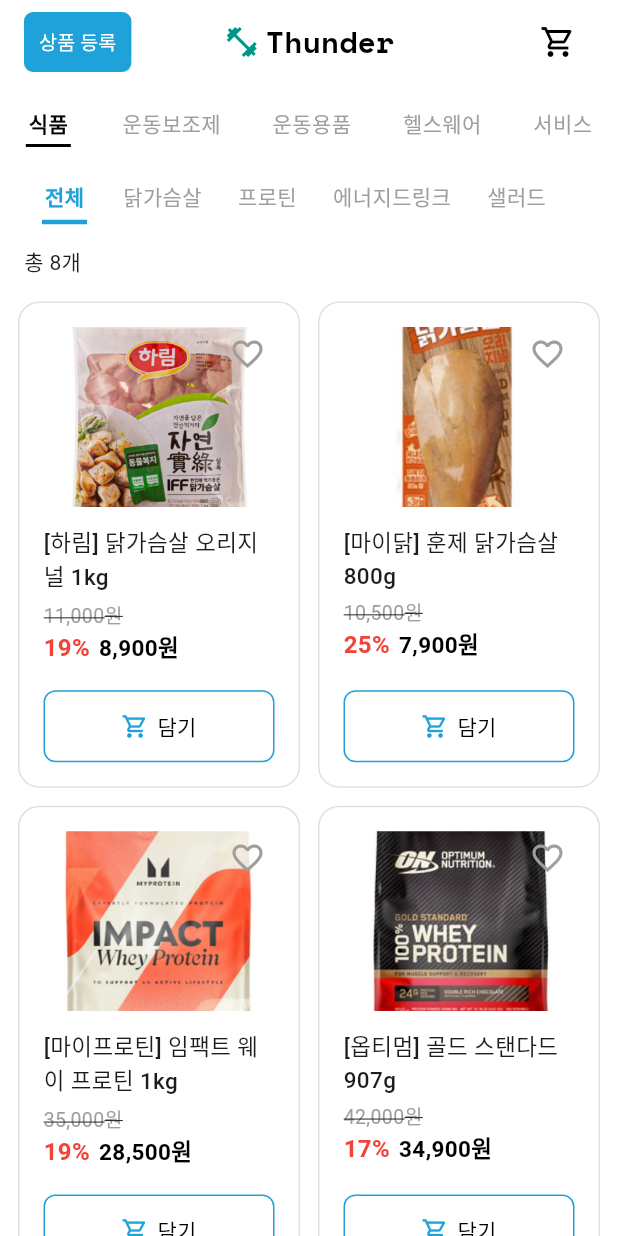
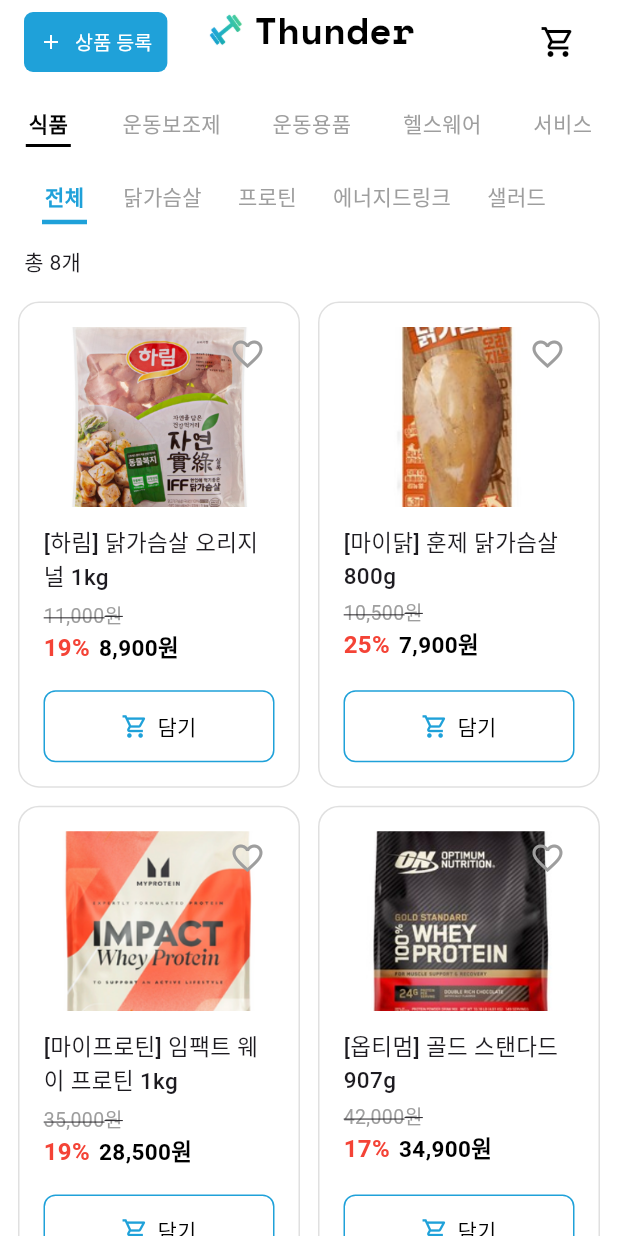
Before and after one commit to YesunPark/thunder_shop, a Flutter app: the screen it shows after launch, on a phone screen of 412 x 824 dp. Run offline on Flutter 3.47's test engine with Material 3 defaults, Android fonts, the phone set to English and light mode, and no system bars; our stand-ins replace image_picker; missing offline and left inert: video_thumbnail.

Commit message:
Feat: 로고 수정

```diff
--- a/lib/product_list/product_list_page.dart
+++ b/lib/product_list/product_list_page.dart
@@ -759,18 +759,22 @@
         backgroundColor: Colors.white,
         elevation: 0,
         title: Stack(
+          children: [
+            // 중앙 정렬된 Thunder 로고
+            Align(
               alignment: Alignment.center,
+              child: Row(
+                mainAxisSize: MainAxisSize.min,
                 children: [
-            // 중앙에 Thunder 로고
-            Row(
-              mainAxisSize: MainAxisSize.min,
-              children: const [
-                Icon(Icons.fitness_center, color: Colors.teal),
+                  Image.asset(
+                    'assets/logo_img.png',
+                    height: 30, // 필요 시 크기 조절
+                  ),
                   SizedBox(width: 4),
                   Text(
                     'Thunder',
                     style: TextStyle(
-                    fontSize: 20,
+                      fontSize: 25,
                       fontWeight: FontWeight.w700,
                       color: Colors.black,
                       fontFamily: 'SpaceMono',
@@ -778,8 +782,9 @@
                   ),
                 ],
               ),
+            ),
 
-            // 좌측 상품 등록 버튼 + 우측 장바구니
+            // 좌우 버튼
             Row(
               mainAxisAlignment: MainAxisAlignment.spaceBetween,
               children: [
@@ -797,6 +802,7 @@
                     ),
                   ),
                   label: const Text('상품 등록', style: TextStyle(fontSize: 13)),
+                  icon: const Icon(Icons.add, size: 16),
                 ),
                 IconButton(
                   onPressed: goToCartPage,
```
Also changed, not shown: assets/logo_img.png (added), 1 other file. Lines whose indentation alone changed are shown as unchanged.
